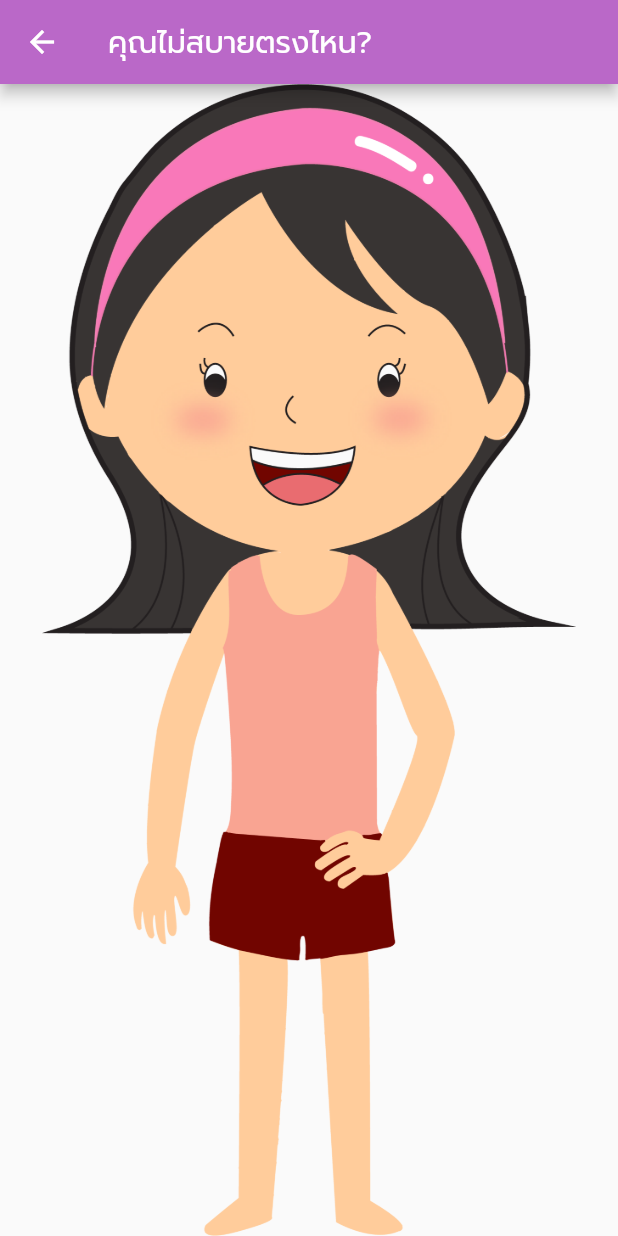
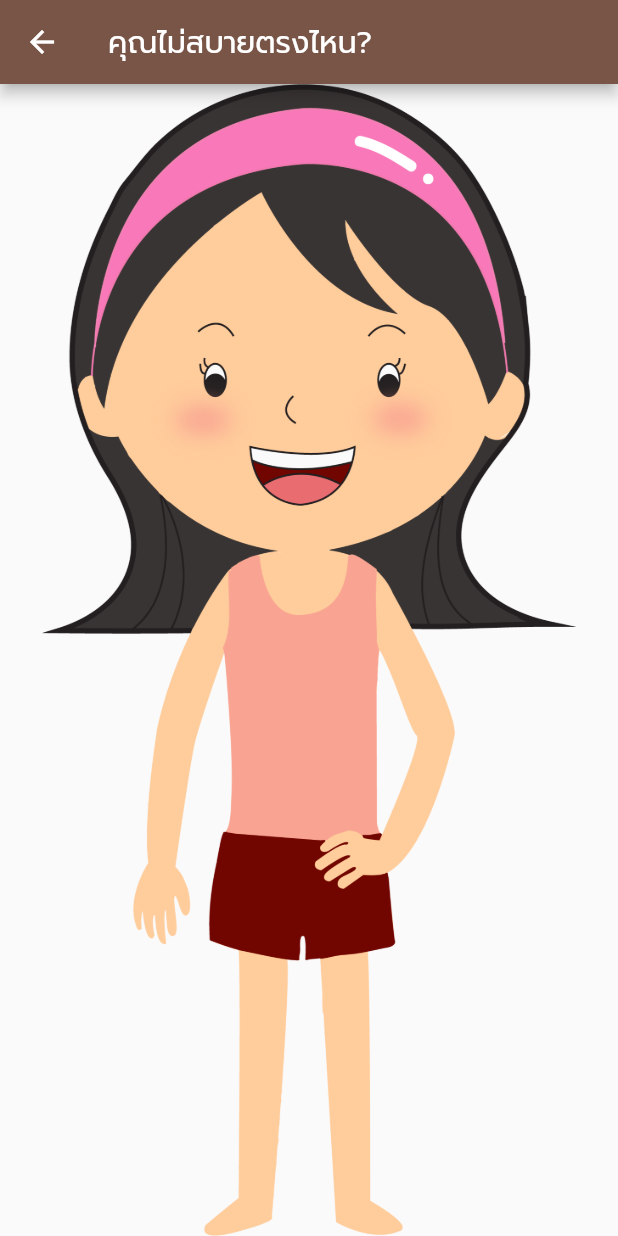
Before and after one commit to Issaraporn99/Application_R-U-Lady, a Flutter app: the screen it shows after launch, after a tap on "ตรวจโรค", on a phone screen of 412 x 824 dp. Run offline on Flutter 3.47's test engine with Material 2 defaults, Android fonts, the phone set to English and light mode, and no system bars; our stand-ins replace carousel_slider, dio, flutter_html, shared_preferences; network calls fail; project files that could hold a hidden picture were left out.

Commit message:
13/12/2563 p.1

```diff
--- a/lib/main.dart
+++ b/lib/main.dart
@@ -13,7 +13,7 @@ class MyApp extends StatelessWidget {
   @override
   Widget build(BuildContext context) {
     return MaterialApp(
-      theme: ThemeData(primaryColor: Colors.purple[300], fontFamily: 'Prompt'),
+      theme: ThemeData(primaryColor: Colors.brown[500], fontFamily: 'Prompt'),
       home: WomenHome(),
     );
   }
--- a/lib/screen/disease/disease_info.dart
+++ b/lib/screen/disease/disease_info.dart
@@ -169,7 +169,7 @@ class _DisInformationState extends State<DisInformation> {
   Widget build(BuildContext context) {
     return Scaffold(
         appBar: AppBar(
-          title: Text('ค้นหาโรคทั้งหมด'),
+          title: Text('ข้อมูลโรค'),
         ),
        body: Container(
         child: Column(
--- a/lib/screen/includes/article.dart
+++ b/lib/screen/includes/article.dart
@@ -161,7 +161,7 @@ class _ArticleState extends State<Article> {
   Widget build(BuildContext context) {
     return Scaffold(
       appBar: AppBar(
-        title: Text('ค้นหาบทความ'),
+        title: Text('บทความ'),
       ),
       body: Container(
         child: Column(
--- a/lib/screen/women_home.dart
+++ b/lib/screen/women_home.dart
@@ -1,4 +1,6 @@
+import 'package:doctorpurin/modal/disinfo_model.dart';
 import 'package:doctorpurin/screen/check/check_disease.dart';
+import 'package:doctorpurin/screen/disease/disease_info.dart';
 import 'package:doctorpurin/screen/disease_menu.dart';
 import 'package:doctorpurin/screen/qa/qa.dart';
 import 'package:flutter/material.dart';
@@ -21,7 +23,7 @@ class _WomenHomeState extends State<WomenHome> {
   Widget build(BuildContext context) {
     return Scaffold(
       appBar: AppBar(
-        title: Text('   รู้ทันปัญหาสุขภาพผู้หญิง'),
+        title: Text(' รู้ทันปัญหาสุขภาพผู้หญิง'),
       ),
       body: Container(
         alignment: Alignment.topCenter,
@@ -71,7 +73,7 @@ class _WomenHomeState extends State<WomenHome> {
               Navigator.push(context,
                   MaterialPageRoute(builder: (context) => CheckDisease()));
             },
-            color: Color(0xFFDF7599),
+            color: Color(0xFFa35638),
             padding: EdgeInsets.all(20),
             elevation: 5,
             child: Column(
@@ -103,9 +105,9 @@ class _WomenHomeState extends State<WomenHome> {
           child: RaisedButton(
             onPressed: () {
               Navigator.push(context,
-                  MaterialPageRoute(builder: (context) => DiseaseMenu()));
+                  MaterialPageRoute(builder: (context) => DisInformation()));
             },
-            color: Color(0xFF1A2849),
+            color: Color(0xFFd7c79e),
             padding: EdgeInsets.all(20),
             elevation: 5,
             child: Column(
@@ -140,7 +142,7 @@ class _WomenHomeState extends State<WomenHome> {
               Navigator.push(
                   context, MaterialPageRoute(builder: (context) => Article()));
             },
-            color: Color(0xFF009F9D),
+            color: Color(0xFFe08f62),
             padding: EdgeInsets.all(20),
             elevation: 5,
             child: Column(
@@ -175,7 +177,7 @@ class _WomenHomeState extends State<WomenHome> {
               Navigator.push(
                   context, MaterialPageRoute(builder: (context) => QandA()));
             },
-            color: Color(0xFF07456F),
+            color: Color(0xFF9dab86),
             padding: EdgeInsets.all(20),
             elevation: 5,
             child: Column(
```
Also changed, not shown: lib/screen/disease/showdis.dart (+10 -10 lines), lib/screen/includes/articledis.dart (+52 -17 lines), lib/utility/normal_dialog.dart (+10 -2 lines).
